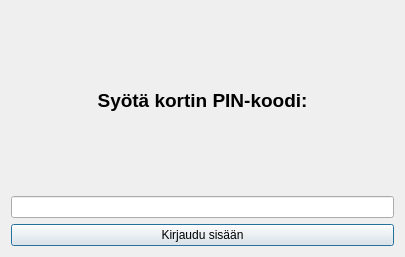
The window that BankEXE/pindialog.ui (Akllu/BankSimul) describes before a commit, drawn with Qt 5.
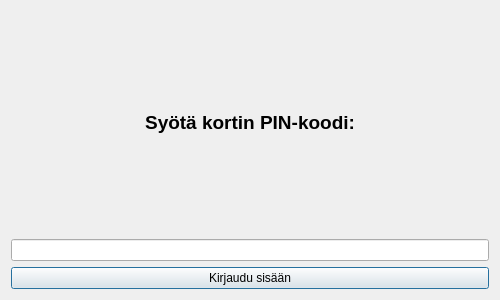
The same window after the commit.

```diff
--- a/BankEXE/pindialog.ui
+++ b/BankEXE/pindialog.ui
@@ -6,8 +6,8 @@
    <rect>
     <x>0</x>
     <y>0</y>
-    <width>405</width>
-    <height>257</height>
+    <width>500</width>
+    <height>300</height>
    </rect>
   </property>
   <property name="windowTitle">
```
